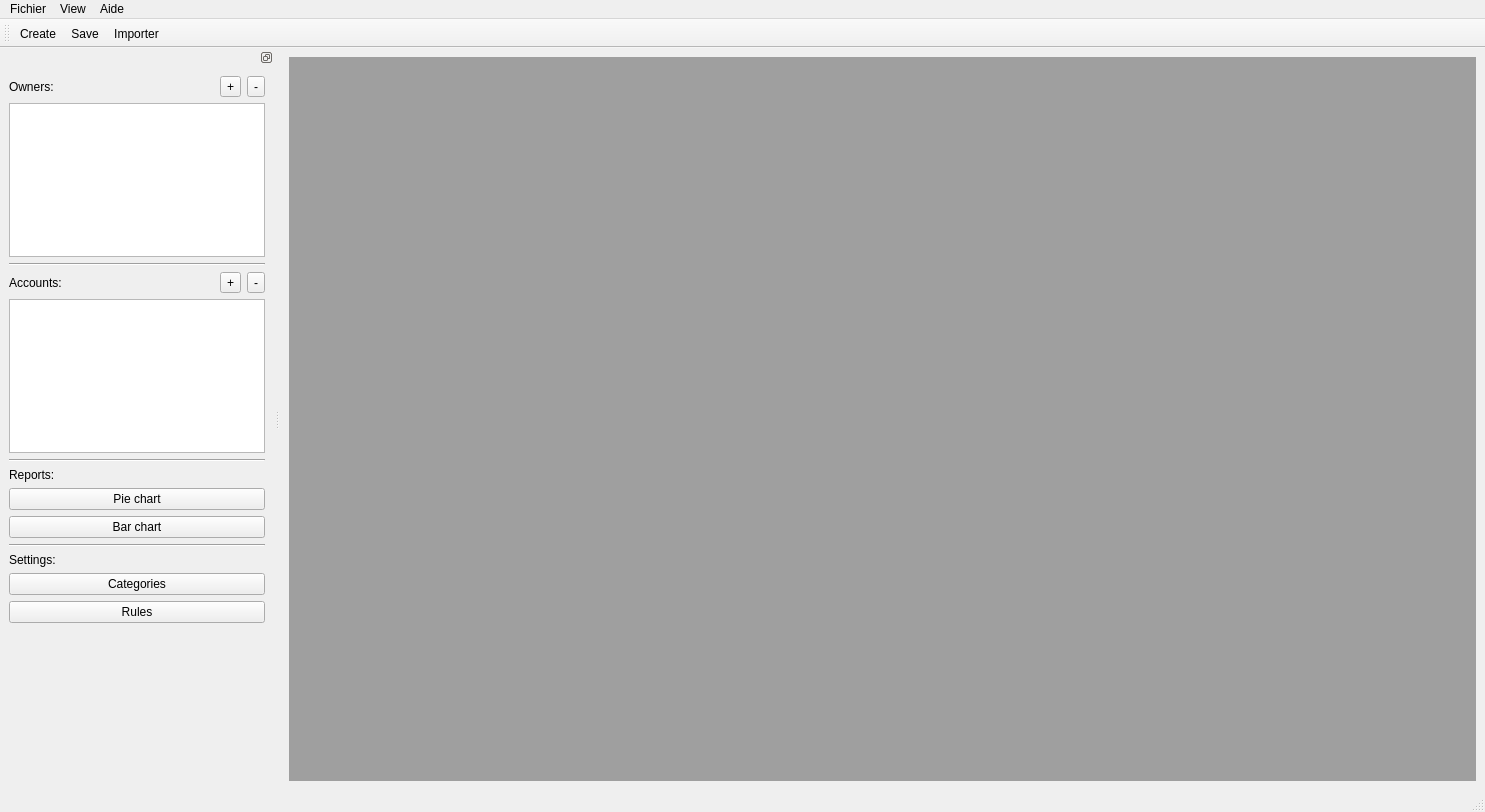
First picture: the form in src/ui/mainwindow.ui, repository KindVador/Accountancy, before the edit.
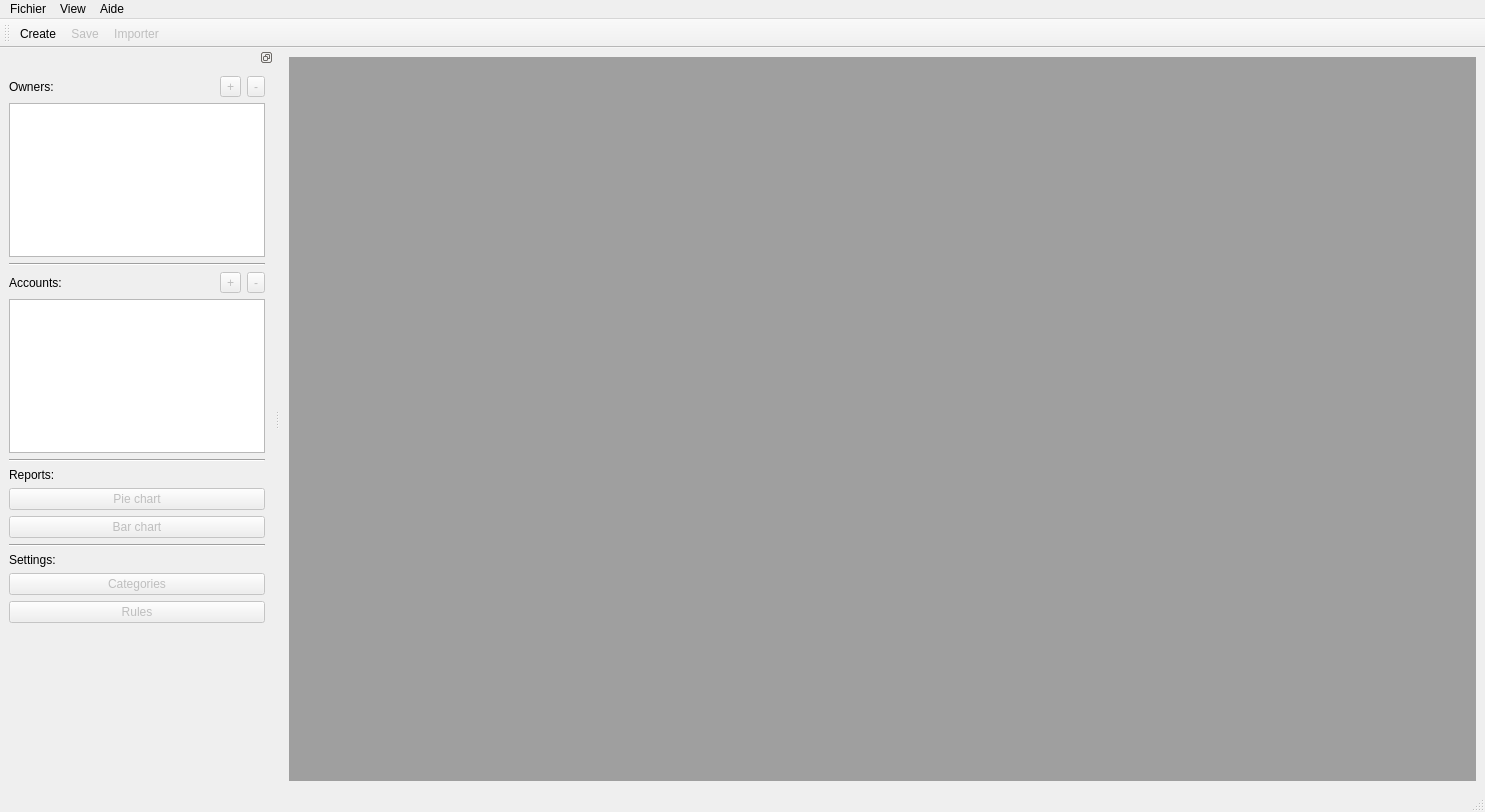
Second picture: the form after the edit. Icons and pictures are not drawn.

Patch:
```diff
--- a/src/ui/mainwindow.ui
+++ b/src/ui/mainwindow.ui
@@ -102,6 +102,9 @@
        </item>
        <item>
         <widget class="QToolButton" name="addOwnerButton">
+         <property name="enabled">
+          <bool>false</bool>
+         </property>
          <property name="text">
           <string>+</string>
          </property>
@@ -109,6 +112,9 @@
        </item>
        <item>
         <widget class="QToolButton" name="removeOwnerButton">
+         <property name="enabled">
+          <bool>false</bool>
+         </property>
          <property name="text">
           <string>-</string>
          </property>
@@ -137,6 +143,9 @@
        </item>
        <item>
         <widget class="QToolButton" name="addAccountButton">
+         <property name="enabled">
+          <bool>false</bool>
+         </property>
          <property name="text">
           <string>+</string>
          </property>
@@ -144,6 +153,9 @@
        </item>
        <item>
         <widget class="QToolButton" name="removeAccountButton">
+         <property name="enabled">
+          <bool>false</bool>
+         </property>
          <property name="text">
           <string>-</string>
          </property>
@@ -170,6 +182,9 @@
      </item>
      <item>
       <widget class="QPushButton" name="btnPieChart">
+       <property name="enabled">
+        <bool>false</bool>
+       </property>
        <property name="text">
         <string>Pie chart</string>
        </property>
@@ -177,6 +192,9 @@
      </item>
      <item>
       <widget class="QPushButton" name="btnBarChart">
+       <property name="enabled">
+        <bool>false</bool>
+       </property>
        <property name="text">
         <string>Bar chart</string>
        </property>
@@ -198,6 +216,9 @@
      </item>
      <item>
       <widget class="QPushButton" name="btnCategories">
+       <property name="enabled">
+        <bool>false</bool>
+       </property>
        <property name="text">
         <string>Categories</string>
        </property>
@@ -205,6 +226,9 @@
      </item>
      <item>
       <widget class="QPushButton" name="btnRules">
+       <property name="enabled">
+        <bool>false</bool>
+       </property>
        <property name="text">
         <string>Rules</string>
        </property>
@@ -227,6 +251,9 @@
    </widget>
   </widget>
   <action name="actionImport">
+   <property name="enabled">
+    <bool>false</bool>
+   </property>
    <property name="icon">
     <iconset resource="../../Resources.qrc">
      <normaloff>:/icns/black/resources/icons/black/png/import_icon&amp;32.png</normaloff>
@@ -263,6 +290,9 @@
    </property>
   </action>
   <action name="actionSave">
+   <property name="enabled">
+    <bool>false</bool>
+   </property>
    <property name="text">
     <string>Save</string>
    </property>
```
Left out of the diff: 5 changed lines with no effect on the pictures.
